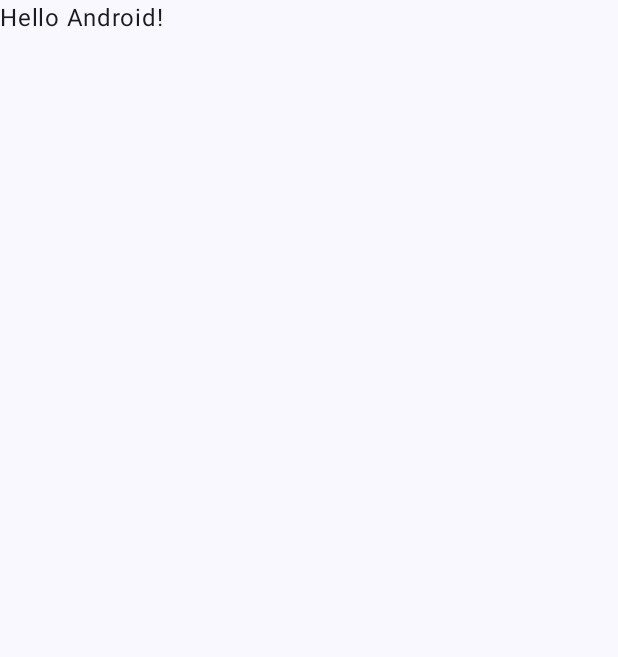
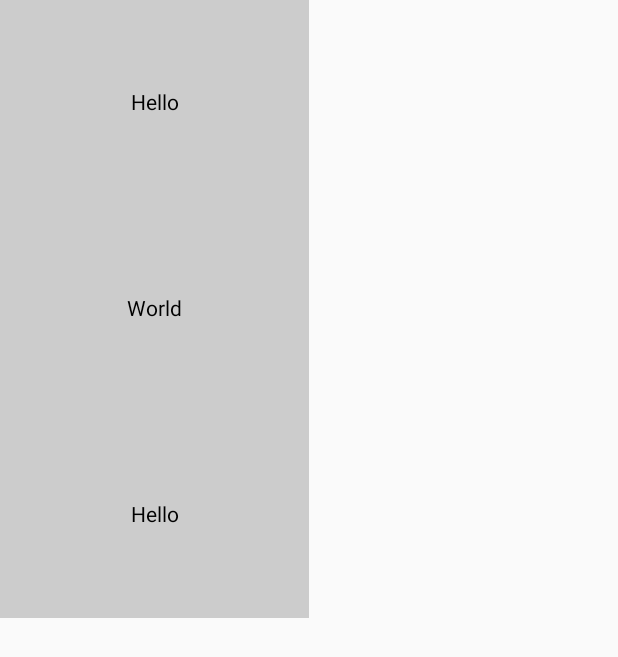
Before and after one commit to c-kiplimo/ComposeCourseYT, an Android app built with Jetpack Compose: the screen it shows after launch (MainActivity), on a phone screen of 412 x 824 dp. Before the commit the part shown is almost empty. Shown: the top 657 px of the screen. Run offline under Robolectric (Android 15) with nearby library versions, the phone set to English and light mode, and no system bars.

Commit message:
learnrows,columns,box sizing

```diff
--- a/app/src/main/java/com/collicode/composecourseyt/MainActivity.kt
+++ b/app/src/main/java/com/collicode/composecourseyt/MainActivity.kt
@@ -3,44 +3,28 @@ package com.collicode.composecourseyt
 import android.os.Bundle
 import androidx.activity.ComponentActivity
 import androidx.activity.compose.setContent
+import androidx.compose.foundation.background
+import androidx.compose.foundation.layout.Arrangement
+import androidx.compose.foundation.layout.Column
+import androidx.compose.foundation.layout.Row
 import androidx.compose.foundation.layout.fillMaxSize
-import androidx.compose.material3.MaterialTheme
-import androidx.compose.material3.Surface
 import androidx.compose.material3.Text
-import androidx.compose.runtime.Composable
+import androidx.compose.ui.Alignment
 import androidx.compose.ui.Modifier
-import androidx.compose.ui.tooling.preview.Preview
-import com.collicode.composecourseyt.ui.theme.ComposeCourseYTTheme
+import androidx.compose.ui.graphics.Color
 
 class MainActivity : ComponentActivity() {
     override fun onCreate(savedInstanceState: Bundle?) {
         super.onCreate(savedInstanceState)
         setContent {
-            ComposeCourseYTTheme {
-                // A surface container using the 'background' color from the theme
-                Surface(
-                    modifier = Modifier.fillMaxSize(),
-                    color = MaterialTheme.colorScheme.background
-                ) {
-                    Greeting("Android")
-                }
-            }
+         Column( modifier=Modifier
+             .fillMaxSize(0.5f)
+             .background(Color.LightGray ) ,horizontalAlignment = Alignment.CenterHorizontally
+              , verticalArrangement = Arrangement.SpaceAround) {
+             Text(text = "Hello")
+             Text(text = "World")
+             Text(text = "Hello")
+         }
         }
     }
 }
-
-@Composable
-fun Greeting(name: String, modifier: Modifier = Modifier) {
-    Text(
-        text = "Hello $name!",
-        modifier = modifier
-    )
-}
-
-@Preview(showBackground = true)
-@Composable
-fun GreetingPreview() {
-    ComposeCourseYTTheme {
-        Greeting("Android")
-    }
-}
```
